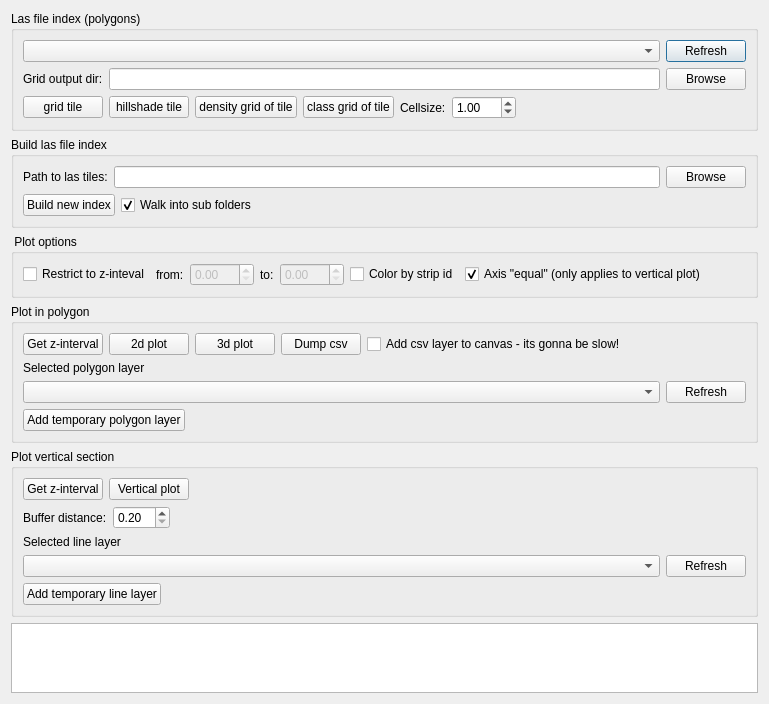
The window that pcplot/Ui_PcPlot.ui (SDFIdk/DHMQC) describes before a commit, drawn with Qt 5.
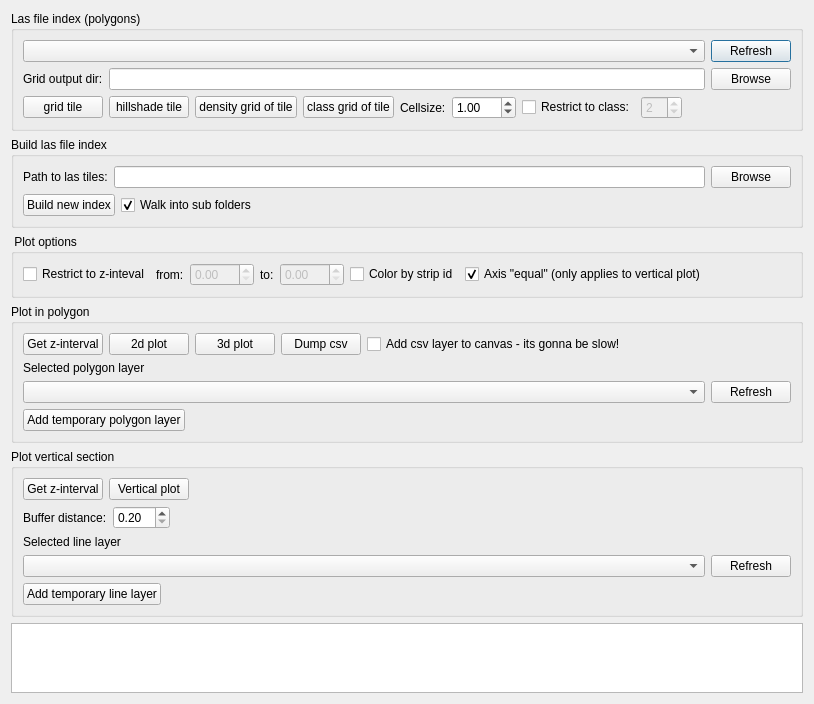
The same window after the commit.

What changed in the file:
```diff
--- a/pcplot/Ui_PcPlot.ui
+++ b/pcplot/Ui_PcPlot.ui
@@ -6,7 +6,7 @@
    <rect>
     <x>0</x>
     <y>0</y>
-    <width>769</width>
+    <width>814</width>
     <height>687</height>
    </rect>
   </property>
@@ -139,6 +139,26 @@
           </property>
          </widget>
         </item>
+        <item>
+         <widget class="QCheckBox" name="chb_restrict_class">
+          <property name="text">
+           <string>Restrict to class:</string>
+          </property>
+         </widget>
+        </item>
+        <item>
+         <widget class="QSpinBox" name="spb_class">
+          <property name="enabled">
+           <bool>false</bool>
+          </property>
+          <property name="maximum">
+           <number>50</number>
+          </property>
+          <property name="value">
+           <number>2</number>
+          </property>
+         </widget>
+        </item>
         <item>
          <spacer name="horizontalSpacer_4">
           <property name="orientation">
```
Left out of the diff: 16 changed lines with no effect on the pictures.
